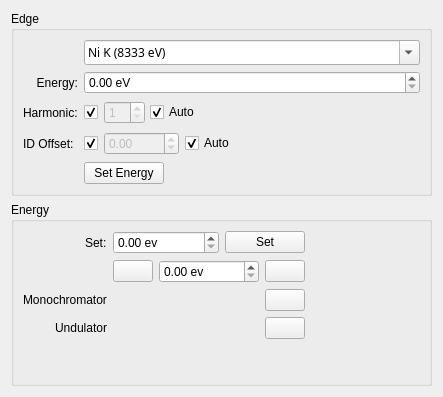
spc-group/haven, file src/firefly/energy.ui: the form before one commit.
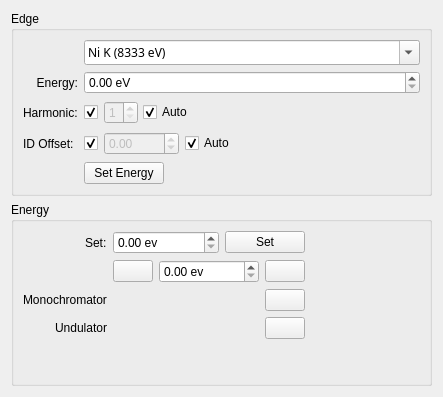
The form after the commit. Custom widgets are drawn as their Qt base class.

```diff
--- a/src/firefly/energy.ui
+++ b/src/firefly/energy.ui
@@ -239,6 +239,9 @@
                <property name="minimum">
                 <number>1</number>
                </property>
+               <property name="maximum">
+                <number>7</number>
+               </property>
                <property name="singleStep">
                 <number>2</number>
                </property>
@@ -540,6 +543,11 @@
    <extends>QPushButton</extends>
    <header>firefly.queue_button</header>
   </customwidget>
+  <customwidget>
+   <class>QueueButton</class>
+   <extends>QPushButton</extends>
+   <header>firefly.queue_button</header>
+  </customwidget>
  </customwidgets>
  <resources>
   <include location="resources/beamline_components.qrc"/>
```
Left out of the diff: 2 changed lines with no effect on the pictures.
